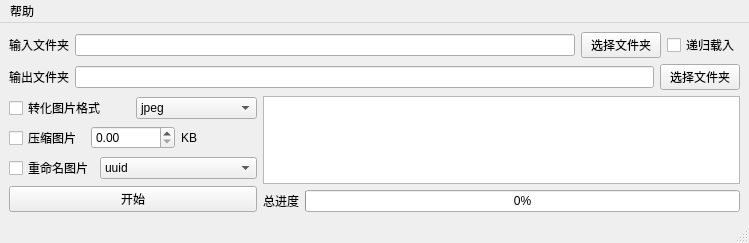
This is ui/main_window.ui in NotMings/image-toolbox as Qt 5 draws it before an edit. The edited form follows.
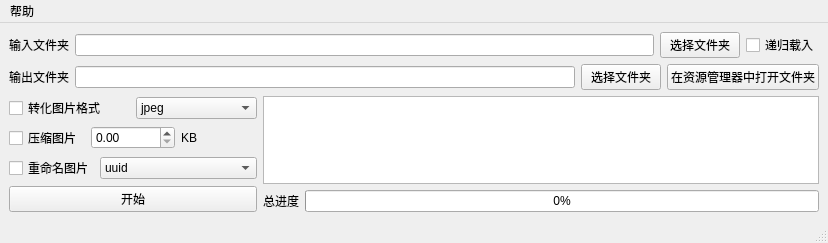
This is the edited form.

Commit message: 添加打开输出文件夹按钮

```diff
--- a/ui/main_window.ui
+++ b/ui/main_window.ui
@@ -6,7 +6,7 @@
    <rect>
     <x>0</x>
     <y>0</y>
-    <width>742</width>
+    <width>825</width>
     <height>236</height>
    </rect>
   </property>
@@ -76,6 +76,13 @@
         </property>
        </widget>
       </item>
+      <item>
+       <widget class="QPushButton" name="openOutputFolderPushButton">
+        <property name="text">
+         <string>在资源管理器中打开文件夹</string>
+        </property>
+       </widget>
+      </item>
      </layout>
     </item>
     <item row="2" column="0">
@@ -207,7 +214,7 @@
     <rect>
      <x>0</x>
      <y>0</y>
-     <width>742</width>
+     <width>825</width>
      <height>22</height>
     </rect>
    </property>
```
The commit also changes 2 other files.
